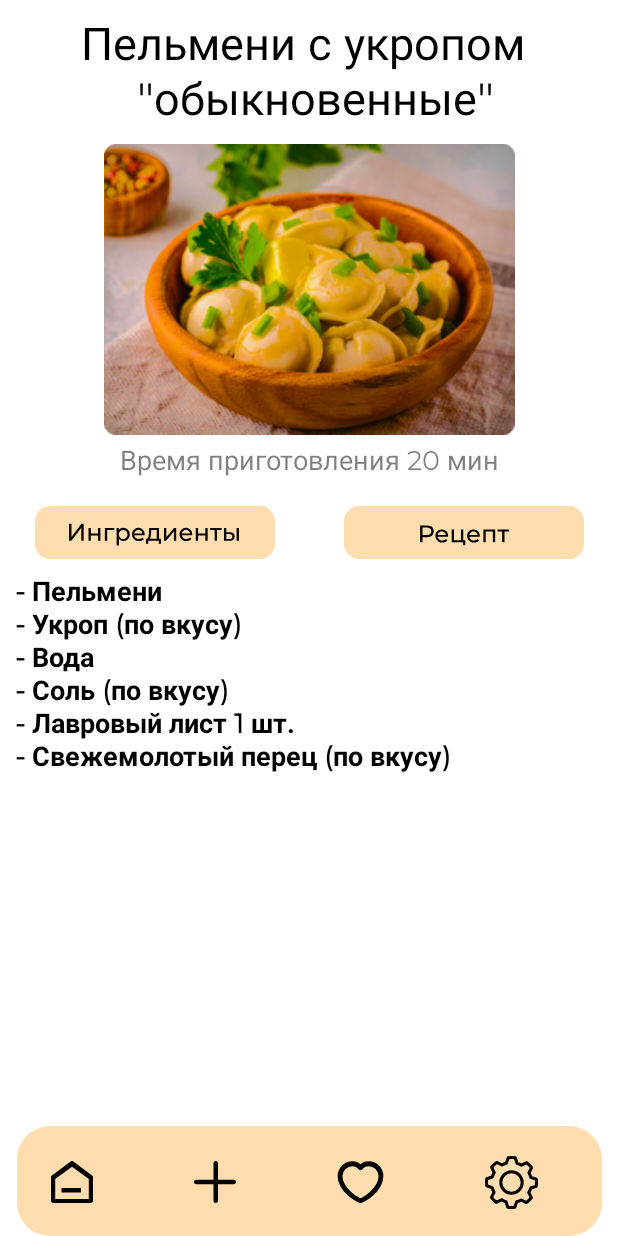
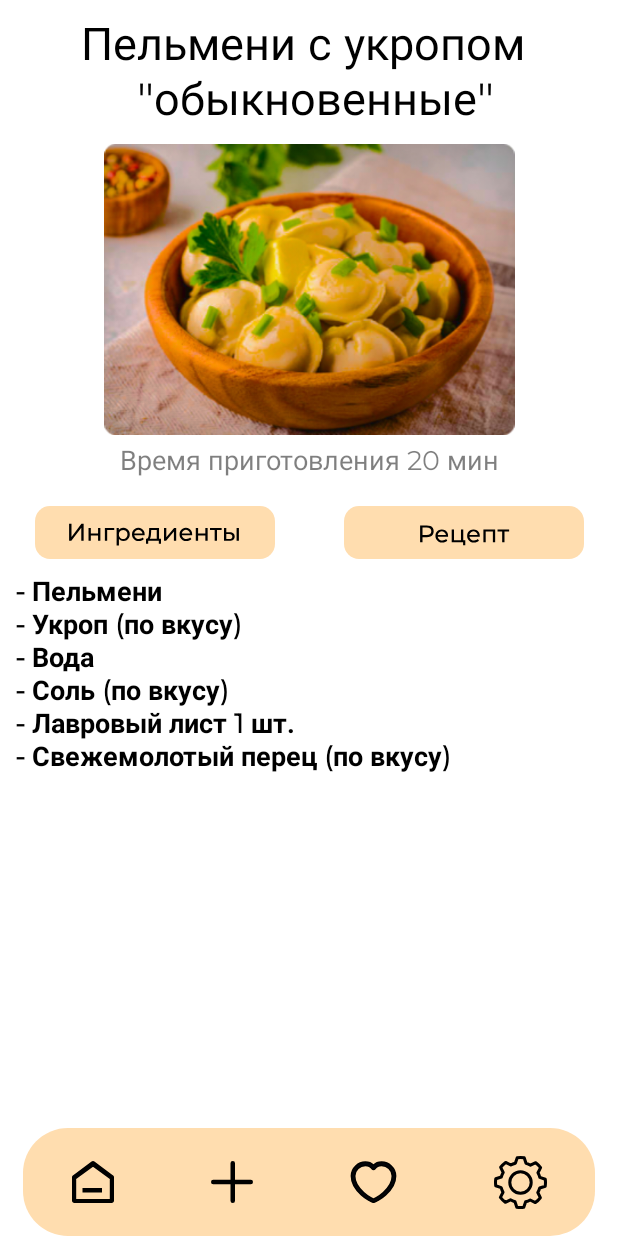
Before and after one commit to Leo4556/RecipeGuide, an Android app: the recipe_dumplings_activity screen opened directly, with no data from a screen before it, on a phone screen of 412 x 824 dp. Run offline under Robolectric (Android 15) with nearby library versions, the phone set to English and light mode, and no system bars.

Commit message:
Изменение панели во всех activity

```diff
--- /dev/null
+++ b/app/src/main/res/drawable/rounded_linear_layout.xml
@@ -0,0 +1,7 @@
+<?xml version="1.0" encoding="utf-8"?>
+<!-- res/drawable/rounded_linear_layout.xml -->
+<shape xmlns:android="http://schemas.android.com/apk/res/android"
+    android:shape="rectangle">
+    <solid android:color="#FFDDAF" />
+    <corners android:radius="30dp" />
+</shape>
--- a/app/src/main/res/layout/activity_recipe_dumplings.xml
+++ b/app/src/main/res/layout/activity_recipe_dumplings.xml
@@ -20,38 +20,30 @@
         app:layout_constraintTop_toBottomOf="@+id/name_pelmeni"
         app:srcCompat="@drawable/dumplings_big_for_activity" />
 
-    <ImageView
-        android:id="@+id/nizhny_panel"
-        android:layout_width="390dp"
-        android:layout_height="73dp"
-        app:layout_constraintBottom_toBottomOf="parent"
-        app:layout_constraintEnd_toEndOf="parent"
-        app:layout_constraintStart_toStartOf="parent"
-        app:srcCompat="@drawable/panel" />
-
     <LinearLayout
-        android:id="@+id/linearLayout"
-        android:layout_width="392dp"
+        android:id="@+id/linearLayout4"
+        android:layout_width="match_parent"
         android:layout_height="72dp"
-        android:layout_marginEnd="1dp"
+        android:layout_marginStart="15dp"
+        android:layout_marginEnd="15dp"
+        android:background="@drawable/rounded_linear_layout"
         android:orientation="horizontal"
         app:layout_constraintBottom_toBottomOf="parent"
         app:layout_constraintEnd_toEndOf="parent"
-        app:layout_constraintHorizontal_bias="0.0"
+        app:layout_constraintHorizontal_bias="0.5"
         app:layout_constraintStart_toStartOf="parent">
 
         <ImageButton
-            android:id="@+id/domik"
+            android:id="@+id/button_home"
             android:layout_width="wrap_content"
             android:layout_height="match_parent"
             android:layout_weight="1"
             android:backgroundTint="#00FFFFFF"
             android:contentDescription="home"
-            android:onClick="goHome"
             app:srcCompat="@drawable/button_home" />
 
         <ImageButton
-            android:id="@+id/plus"
+            android:id="@+id/button_plus"
             android:layout_width="wrap_content"
             android:layout_height="match_parent"
             android:layout_weight="1"
@@ -61,7 +53,7 @@
             app:srcCompat="@drawable/button_plus" />
 
         <ImageButton
-            android:id="@+id/serdce"
+            android:id="@+id/button_heart"
             android:layout_width="wrap_content"
             android:layout_height="match_parent"
             android:layout_weight="1"
@@ -71,7 +63,7 @@
             app:srcCompat="@drawable/button_heart" />
 
         <ImageButton
-            android:id="@+id/shesterenka"
+            android:id="@+id/button_gear"
             android:layout_width="wrap_content"
             android:layout_height="match_parent"
             android:layout_weight="1"
@@ -127,7 +119,7 @@
         android:layout_width="0dp"
         android:layout_height="0dp"
         android:contentDescription="@string/app_name"
-        app:layout_constraintBottom_toTopOf="@+id/nizhny_panel"
+        app:layout_constraintBottom_toTopOf="@+id/linearLayout4"
         app:layout_constraintEnd_toEndOf="parent"
         app:layout_constraintStart_toStartOf="parent"
         app:layout_constraintTop_toBottomOf="@+id/linearLayout2">
@@ -138,11 +130,10 @@
             android:layout_height="0dp"
             android:layout_marginStart="10dp"
             android:layout_marginEnd="10dp"
-            app:layout_constraintBottom_toTopOf="@+id/nizhny_panel"
+            app:layout_constraintBottom_toTopOf="@+id/linearLayout4"
             app:layout_constraintEnd_toEndOf="parent"
             app:layout_constraintStart_toStartOf="parent"
-            app:layout_constraintTop_toBottomOf="@+id/linearLayout2"
-            >
+            app:layout_constraintTop_toBottomOf="@+id/linearLayout2">
 
         </FrameLayout>
 
```
Also changed, not shown: app/src/main/res/layout/activity_add_screen.xml (+8 -14 lines), app/src/main/res/layout/activity_favourites_screen.xml (+10 -20 lines), app/src/main/res/layout/activity_search.xml (+13 -18 lines), app/src/main/res/layout/main_screen.xml (+5 -11 lines).
